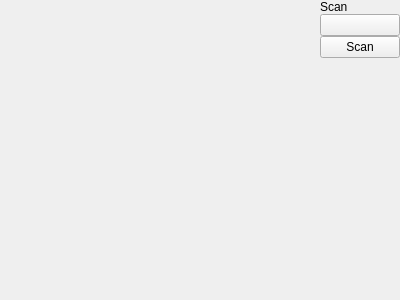
The window that core/ui/scopyhomepage.ui (analogdevicesinc/scopy) describes before a commit, drawn with Qt 5.
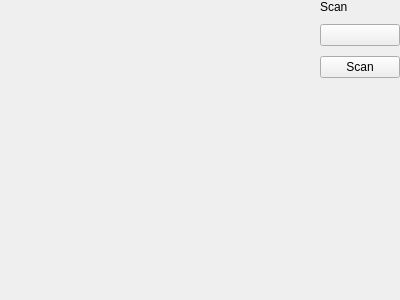
The same window after the commit. Custom widgets are drawn as their Qt base class.

The edit to the form file:
```diff
--- a/core/ui/scopyhomepage.ui
+++ b/core/ui/scopyhomepage.ui
@@ -13,9 +13,9 @@
   <property name="windowTitle">
    <string>Form</string>
   </property>
-  <layout class="QVBoxLayout" name="verticalLayout" stretch="1,4">
+  <layout class="QVBoxLayout" name="verticalLayout" stretch="0,4">
    <property name="spacing">
-    <number>0</number>
+    <number>10</number>
    </property>
    <property name="leftMargin">
     <number>0</number>
```
